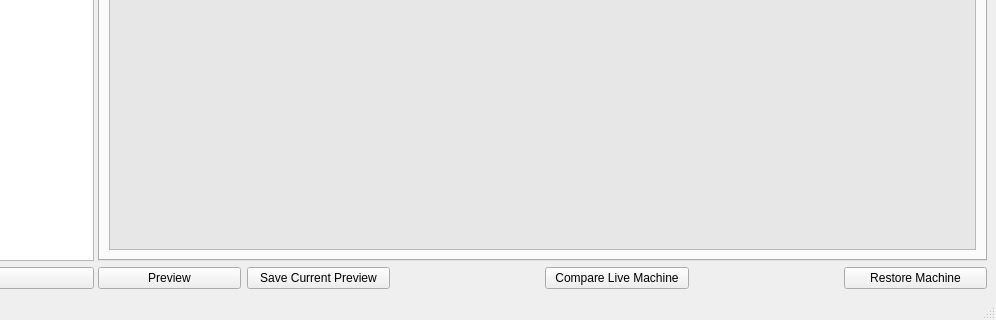
epics-base/masarService, file python/masarclient/ui/ui_masar.ui: the form before one commit; both pictures show x 211 to 1207 and y 599 to 919 of the 1207 by 919 pixel window.
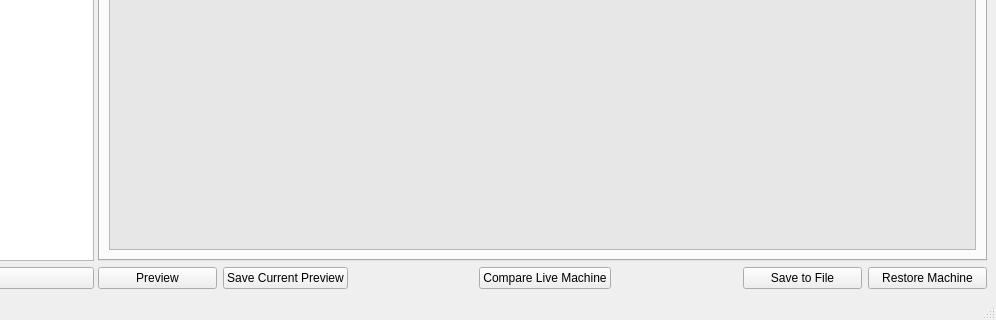
The form after the commit.

Commit message: add restore partial pv list from a snapshot, and dump data into a local file

```diff
--- a/python/masarclient/ui/ui_masar.ui
+++ b/python/masarclient/ui/ui_masar.ui
@@ -358,6 +358,13 @@
             </property>
            </widget>
           </item>
+          <item>
+           <widget class="QPushButton" name="saveDataFileButton">
+            <property name="text">
+             <string>Save to File</string>
+            </property>
+           </widget>
+          </item>
           <item>
            <widget class="QPushButton" name="restoreMachineButton">
             <property name="text">
```
Left out of the diff: 7 changed lines with no effect on the pictures. The commit also changes 6 other files.
